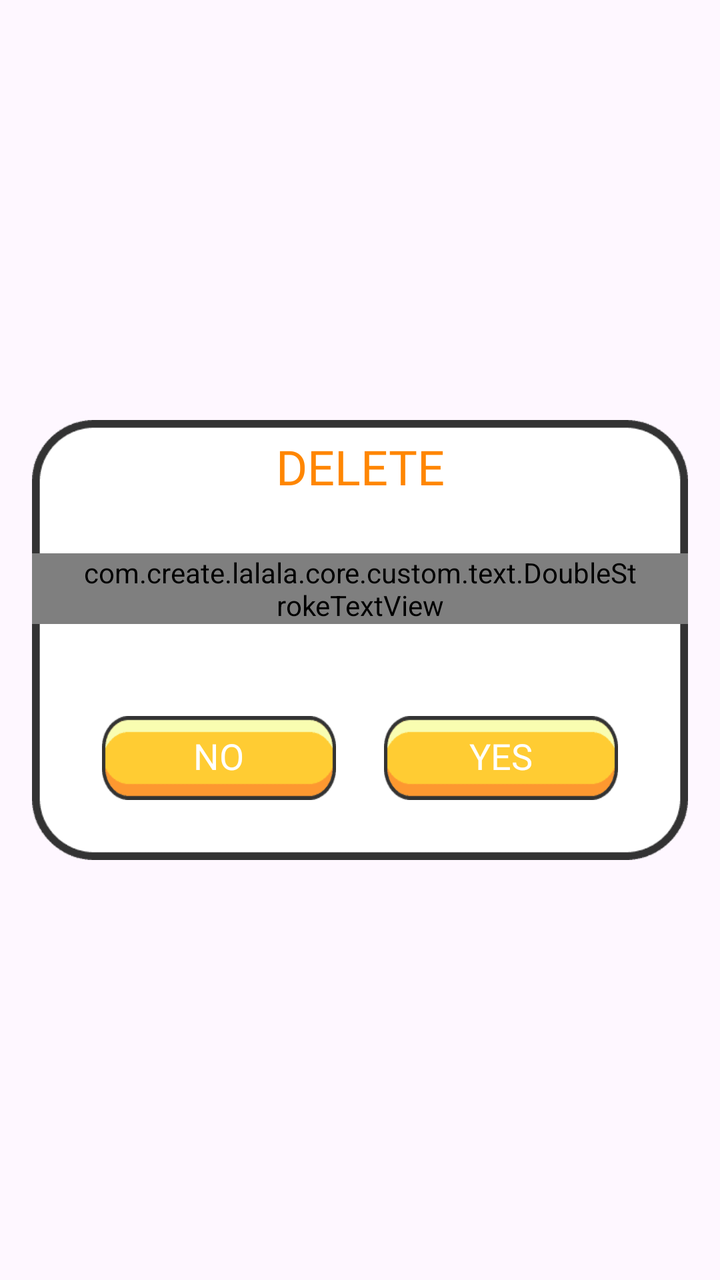
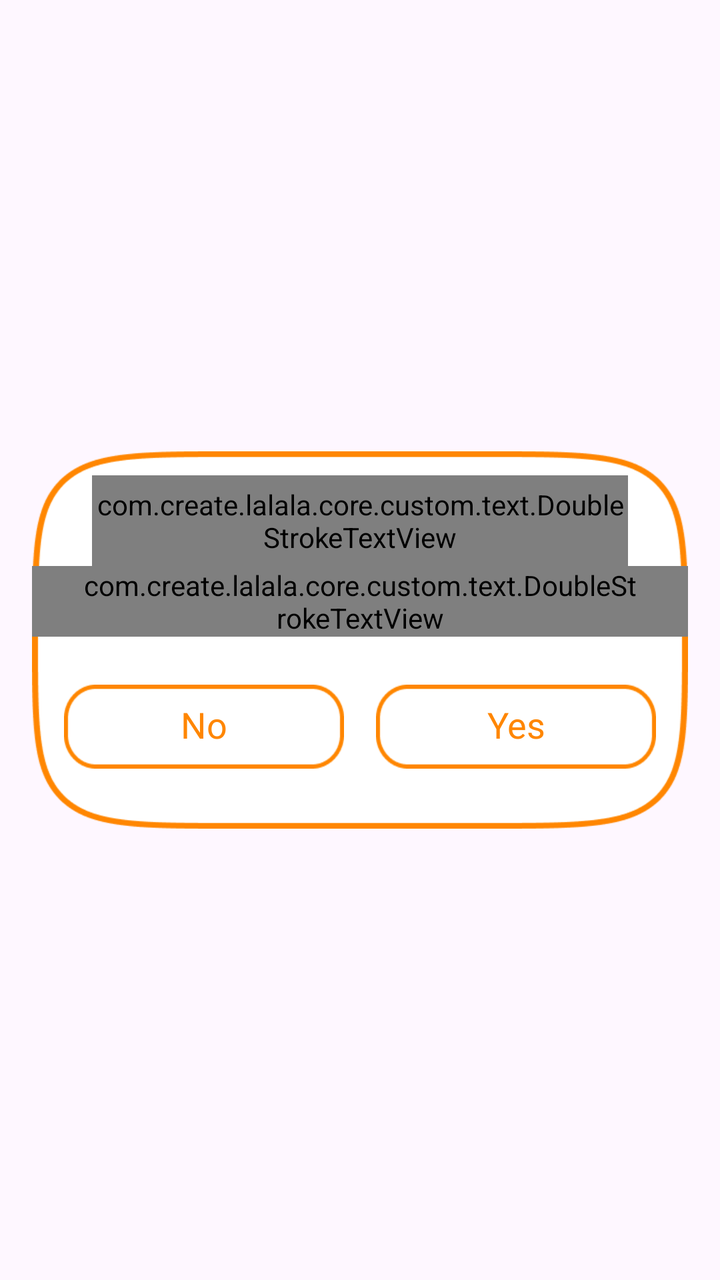

An Android layout rendered at two revisions. The XML below is the earlier revision; the diff shows what the commit changed to produce the second picture.
<!-- AndroidManifest.xml: application theme Theme.BaseProject -->
<!-- res/layout/dialog_confirm.xml -->
<?xml version="1.0" encoding="utf-8"?>
<layout xmlns:android="http://schemas.android.com/apk/res/android"
    xmlns:app="http://schemas.android.com/apk/res-auto">
    
    <FrameLayout
        android:id="@+id/flOutSide"
        android:layout_width="match_parent"
        android:layout_height="match_parent">

        
        <androidx.cardview.widget.CardView
            android:id="@+id/layoutMain"
            app:cardBackgroundColor="@color/transparent"
            android:layout_width="wrap_content"
            android:layout_height="wrap_content"
            android:layout_gravity="center"
            android:layout_marginHorizontal="16dp"
            app:cardCornerRadius="8dp"
            app:cardElevation="0dp">

            <androidx.constraintlayout.widget.ConstraintLayout
                android:id="@+id/containerDialog"
                android:layout_width="328dp"
                android:layout_height="220dp"
                android:background="@drawable/bg_dialog_delete_exit">

                <TextView
                    android:id="@+id/tvTitle"
                    style="@style/single_marquee"
                    android:layout_width="0dp"
                    android:layout_height="wrap_content"
                    android:layout_marginHorizontal="30dp"
                    android:layout_marginTop="2dp"
                    android:background="@color/transparent"
                    android:fontFamily="@font/howli_layers_base"
                    android:gravity="center"
                    android:paddingVertical="5dp"
                    android:text="@string/delete"
                    android:shadowColor="@color/white"
                    android:shadowDy="2"
                    android:shadowRadius="2"
                    android:textColor="@color/app"
                    android:textSize="24sp"
                    app:layout_constraintEnd_toEndOf="parent"
                    app:layout_constraintStart_toStartOf="parent"
                    app:layout_constraintTop_toTopOf="parent" />

                
                <com.create.lalala.core.custom.text.DoubleStrokeTextView
                    android:id="@+id/tvDescription"
                    android:layout_width="0dp"
                    android:layout_height="wrap_content"
                    android:layout_marginTop="-0dp"
                    android:fontFamily="@font/howli_layers_base"
                    android:gravity="center"
                    android:paddingHorizontal="24dp"
                    android:text="@string/do_you_want_to_exit"
                    android:textColor="@color/app"
                    android:layout_marginBottom="24dp"
                    android:textSize="20sp"
                    app:layout_constraintEnd_toEndOf="parent"
                    app:layout_constraintStart_toStartOf="parent"
                    app:layout_constraintBottom_toTopOf="@id/llButtons"
                    app:layout_constraintTop_toBottomOf="@id/tvTitle" />

                <LinearLayout
                    android:id="@+id/llButtons"
                    android:layout_width="0dp"
                    android:layout_height="wrap_content"
                    android:layout_marginHorizontal="35dp"
                    android:layout_marginBottom="30dp"
                    android:gravity="center"
                    android:orientation="horizontal"
                    app:layout_constraintBottom_toBottomOf="parent"
                    app:layout_constraintEnd_toEndOf="parent"
                    app:layout_constraintStart_toStartOf="parent">


                    
                    <TextView
                        android:id="@+id/btnNo"
                        android:layout_width="140dp"
                        android:layout_height="42dp"
                        android:background="@drawable/bg_btn_dialog"
                        android:layout_weight="1"
                        android:fontFamily="@font/howli_layers_base"
                        android:gravity="center"
                        android:text="@string/no"
                        android:includeFontPadding="false"
                        android:textColor="@color/white"
                        android:textSize="18sp"
                        />

                    
                    <TextView
                        android:id="@+id/btnYes"
                        android:layout_width="140dp"
                        android:layout_height="42dp"
                        android:background="@drawable/bg_btn_dialog"
                        android:layout_marginStart="24dp"
                        android:layout_weight="1"
                        android:fontFamily="@font/howli_layers_base"
                        android:gravity="center"
                        android:text="@string/yes"
                        android:includeFontPadding="false"
                        android:textColor="@color/white"
                        android:textSize="18sp" />
                </LinearLayout>

            </androidx.constraintlayout.widget.ConstraintLayout>

            <ImageView
                android:id="@+id/spin"
                android:layout_width="42dp"
                android:layout_height="42dp"
                android:layout_gravity="center"
                android:src="@drawable/ic_loading"
                android:visibility="gone" />

        </androidx.cardview.widget.CardView>

    </FrameLayout>
</layout>
<!-- resources referenced by this layout -->
<resources>
  <color name="app">#FF8600</color>
  <color name="transparent">#00FFFFFF</color>
  <color name="white">#FFFFFFFF</color>
  <!-- drawable bg_btn_dialog: png bitmap (drawable, 836 bytes) -->
  <!-- drawable bg_dialog_delete_exit: png bitmap (drawable, 1915 bytes) -->
  <!-- drawable ic_loading: png bitmap (drawable, 1330 bytes) -->
  <string name="delete">DELETE</string>
  <string name="do_you_want_to_exit">HAVEN\'T SAVE IT YET, DO YOU WANT TO EXIT?</string>
  <string name="no">NO</string>
  <string name="yes">YES</string>
  <style name="single_marquee">
          <item name="android:singleLine">true</item>
          <item name="android:ellipsize">marquee</item>
          <item name="android:marqueeRepeatLimit">marquee_forever</item>
      </style>
  <style name="Theme.BaseProject" parent="Base.Theme.BaseProject" />
  <style name="Base.Theme.BaseProject" parent="Theme.Material3.Light.NoActionBar">
          <item name="android:windowTranslucentStatus">false</item>
          <item name="android:statusBarColor">@android:color/transparent</item>
          <item name="android:windowSoftInputMode">adjustResize</item>
      </style>
</resources>

<!-- the commit's change to res/layout/dialog_confirm.xml (unified diff, before → after) -->
@@ -21,26 +21,25 @@
             <androidx.constraintlayout.widget.ConstraintLayout
                 android:id="@+id/containerDialog"
                 android:layout_width="328dp"
-                android:layout_height="220dp"
+                android:layout_height="wrap_content"
                 android:background="@drawable/bg_dialog_delete_exit">
 
-                <TextView
+                <com.create.lalala.core.custom.text.DoubleStrokeTextView
                     android:id="@+id/tvTitle"
                     style="@style/single_marquee"
                     android:layout_width="0dp"
                     android:layout_height="wrap_content"
                     android:layout_marginHorizontal="30dp"
-                    android:layout_marginTop="2dp"
+                    android:layout_marginTop="12dp"
                     android:background="@color/transparent"
                     android:fontFamily="@font/howli_layers_base"
                     android:gravity="center"
                     android:paddingVertical="5dp"
                     android:text="@string/delete"
-                    android:shadowColor="@color/white"
-                    android:shadowDy="2"
-                    android:shadowRadius="2"
-                    android:textColor="@color/app"
+                    android:textColor="@color/white"
                     android:textSize="24sp"
+                    app:outerStrokeColor="@color/app"
+                    app:outerStrokeWidth="5dp"
                     app:layout_constraintEnd_toEndOf="parent"
                     app:layout_constraintStart_toStartOf="parent"
                     app:layout_constraintTop_toTopOf="parent" />
@@ -67,7 +66,7 @@
                     android:id="@+id/llButtons"
                     android:layout_width="0dp"
                     android:layout_height="wrap_content"
-                    android:layout_marginHorizontal="35dp"
+                    android:layout_marginHorizontal="16dp"
                     android:layout_marginBottom="30dp"
                     android:gravity="center"
                     android:orientation="horizontal"
@@ -87,7 +86,7 @@
                         android:gravity="center"
                         android:text="@string/no"
                         android:includeFontPadding="false"
-                        android:textColor="@color/white"
+                        android:textColor="@color/app"
                         android:textSize="18sp"
                         />
 
@@ -97,13 +96,13 @@
                         android:layout_width="140dp"
                         android:layout_height="42dp"
                         android:background="@drawable/bg_btn_dialog"
-                        android:layout_marginStart="24dp"
+                        android:layout_marginStart="16dp"
                         android:layout_weight="1"
                         android:fontFamily="@font/howli_layers_base"
                         android:gravity="center"
                         android:text="@string/yes"
                         android:includeFontPadding="false"
-                        android:textColor="@color/white"
+                        android:textColor="@color/app"
                         android:textSize="18sp" />
                 </LinearLayout>
 
<!-- resource entries referenced after the edit -->
@@ -3,13 +3,13 @@
   <color name="app">#FF8600</color>
   <color name="transparent">#00FFFFFF</color>
   <color name="white">#FFFFFFFF</color>
-  <!-- drawable bg_btn_dialog: png bitmap (drawable, 836 bytes) -->
-  <!-- drawable bg_dialog_delete_exit: png bitmap (drawable, 1915 bytes) -->
+  <!-- drawable bg_btn_dialog: png bitmap (drawable, 1915 bytes) -->
+  <!-- drawable bg_dialog_delete_exit: png bitmap (drawable, 7902 bytes) -->
   <!-- drawable ic_loading: png bitmap (drawable, 1330 bytes) -->
   <string name="delete">DELETE</string>
   <string name="do_you_want_to_exit">HAVEN\'T SAVE IT YET, DO YOU WANT TO EXIT?</string>
-  <string name="no">NO</string>
-  <string name="yes">YES</string>
+  <string name="no">No</string>
+  <string name="yes">Yes</string>
   <style name="single_marquee">
           <item name="android:singleLine">true</item>
           <item name="android:ellipsize">marquee</item>
